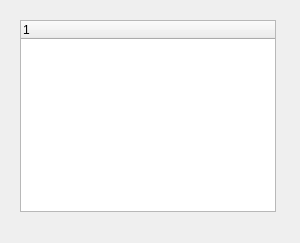
Above: CH2/CH209/TreeWidget/widget.ui from konggu-quzi/Qt before the change. Below: the same form after it.
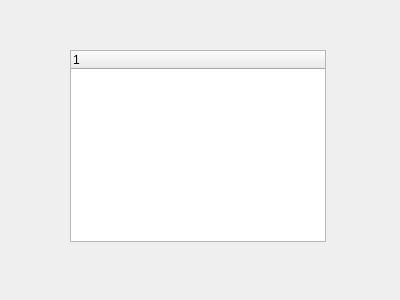
That is the form after the change.

What changed in the file:
```diff
--- a/CH2/CH209/TreeWidget/widget.ui
+++ b/CH2/CH209/TreeWidget/widget.ui
@@ -6,8 +6,8 @@
    <rect>
     <x>0</x>
     <y>0</y>
-    <width>300</width>
-    <height>243</height>
+    <width>400</width>
+    <height>300</height>
    </rect>
   </property>
   <property name="windowTitle">
@@ -16,8 +16,8 @@
   <widget class="QTreeWidget" name="treeWidget">
    <property name="geometry">
     <rect>
-     <x>20</x>
-     <y>20</y>
+     <x>70</x>
+     <y>50</y>
      <width>256</width>
      <height>192</height>
     </rect>
```
